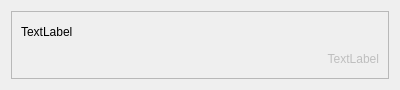
Before: the Qt Designer form libthebranch/accounts/github/issues/events/githubissuecommentbubble.ui in theCheeseboard/theBranch, drawn with Qt 5.
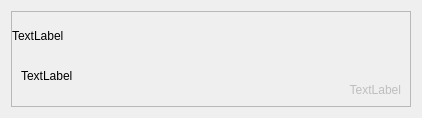
After: the same form once the commit is applied.

What changed in the file:
```diff
--- a/libthebranch/accounts/github/issues/events/githubissuecommentbubble.ui
+++ b/libthebranch/accounts/github/issues/events/githubissuecommentbubble.ui
@@ -6,8 +6,8 @@
    <rect>
     <x>0</x>
     <y>0</y>
-    <width>400</width>
-    <height>90</height>
+    <width>422</width>
+    <height>118</height>
    </rect>
   </property>
   <property name="windowTitle">
@@ -23,11 +23,56 @@
       <enum>QFrame::Raised</enum>
      </property>
      <layout class="QVBoxLayout" name="verticalLayout">
+      <property name="spacing">
+       <number>0</number>
+      </property>
+      <property name="leftMargin">
+       <number>0</number>
+      </property>
+      <property name="topMargin">
+       <number>0</number>
+      </property>
+      <property name="rightMargin">
+       <number>0</number>
+      </property>
+      <property name="bottomMargin">
+       <number>0</number>
+      </property>
+      <item>
+       <widget class="QLabel" name="titleLabel">
+        <property name="autoFillBackground">
+         <bool>true</bool>
+        </property>
+        <property name="text">
+         <string notr="true">TextLabel</string>
+        </property>
+        <property name="margin">
+         <number>9</number>
+        </property>
+       </widget>
+      </item>
+      <item>
+       <layout class="QVBoxLayout" name="verticalLayout_2">
+        <property name="leftMargin">
+         <number>9</number>
+        </property>
+        <property name="topMargin">
+         <number>9</number>
+        </property>
+        <property name="rightMargin">
+         <number>9</number>
+        </property>
+        <property name="bottomMargin">
+         <number>9</number>
+        </property>
       <item>
        <widget class="QLabel" name="commentText">
         <property name="text">
          <string>TextLabel</string>
         </property>
+          <property name="textFormat">
+           <enum>Qt::MarkdownText</enum>
+          </property>
        </widget>
       </item>
       <item>
@@ -42,6 +87,8 @@
          <set>Qt::AlignRight|Qt::AlignTrailing|Qt::AlignVCenter</set>
         </property>
        </widget>
+        </item>
+       </layout>
       </item>
      </layout>
     </widget>
```
Lines whose indentation alone changed are shown as unchanged.
